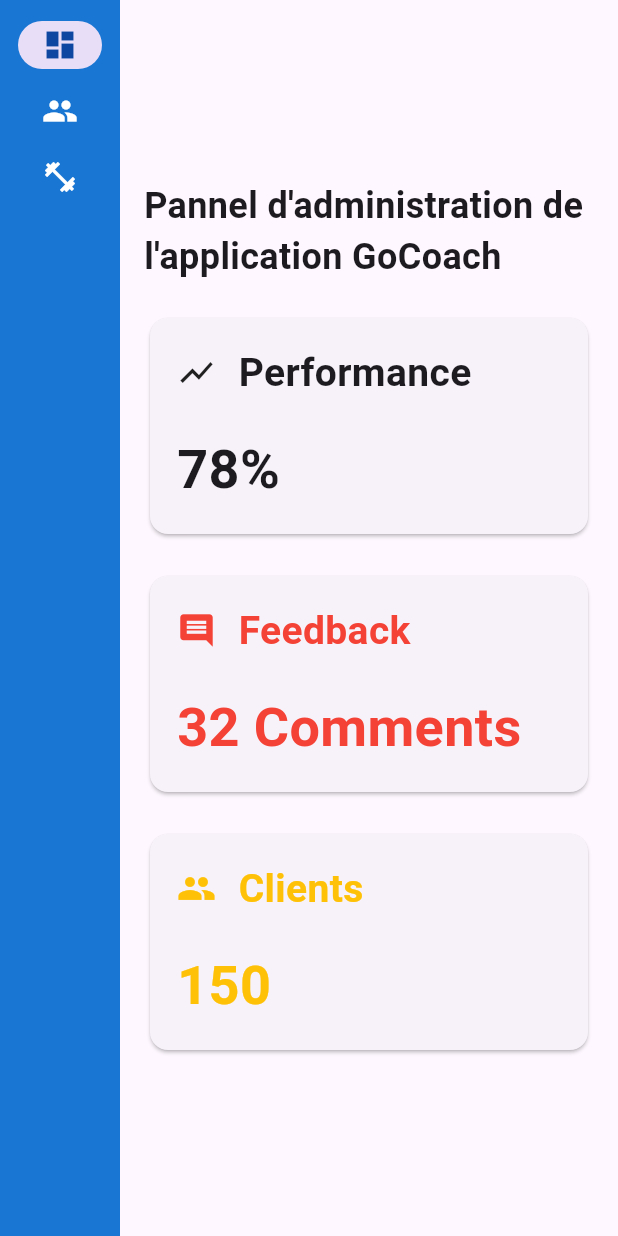
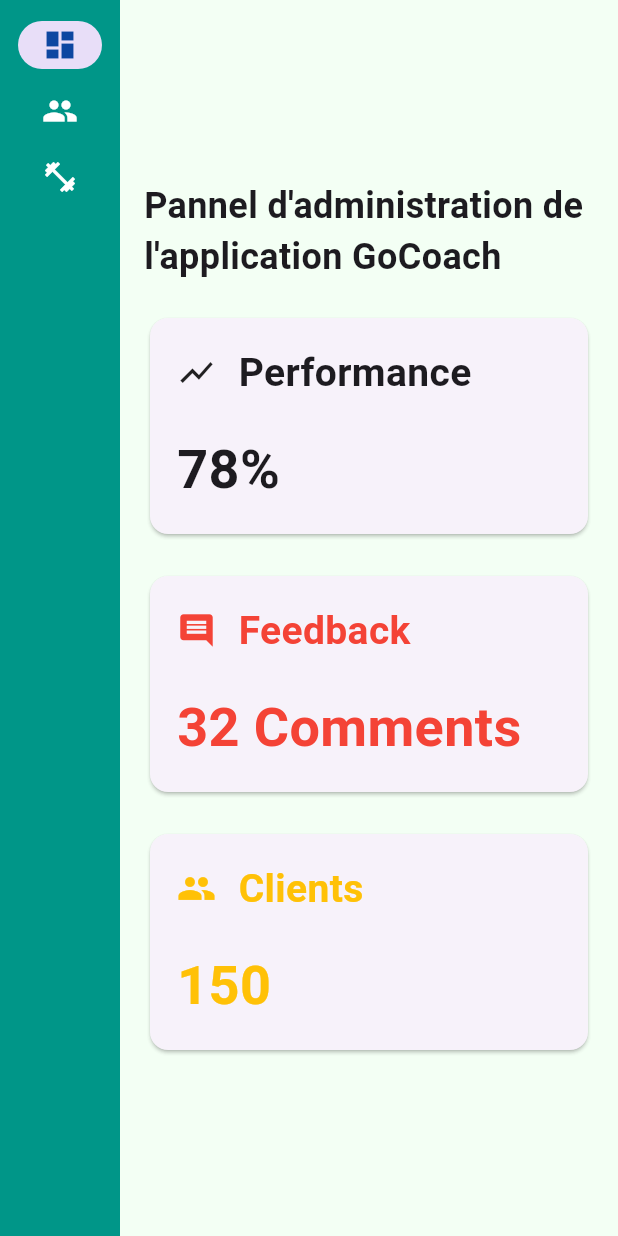
Before and after one commit to sassank/admin_gocoach, a Flutter app: the DashboardPage screen opened by its route, on a phone screen of 412 x 824 dp. Run offline on Flutter 3.47's test engine with Material 3 defaults, Android fonts, the phone set to English and light mode, and no system bars.

Commit message:
change color interface

```diff
--- a/lib/main.dart
+++ b/lib/main.dart
@@ -12,9 +12,10 @@ class MyApp extends StatelessWidget {
   @override
   Widget build(BuildContext context) {
     return MaterialApp(
-      title: 'Admin Panel',
+      title: 'Admin Panel GoCoach',
       theme: ThemeData(
         primarySwatch: Colors.blue,
+        scaffoldBackgroundColor: Color(0x5ADEFFE1), // Set the background color here
       ),
       home: LoginPage(),
       routes: {
--- a/lib/pages/dashboard_page.dart
+++ b/lib/pages/dashboard_page.dart
@@ -28,7 +28,7 @@ class _DashboardPageState extends State<DashboardPage> {
         children: [
           NavigationRail(
             extended: isExpanded,
-            backgroundColor: Colors.blue.shade700,
+            backgroundColor: Colors.teal,
             unselectedIconTheme: IconThemeData(color: Colors.white, opacity: 1),
             unselectedLabelTextStyle: TextStyle(color: Colors.white),
             selectedIconTheme: IconThemeData(color: Colors.blue.shade900),
```
